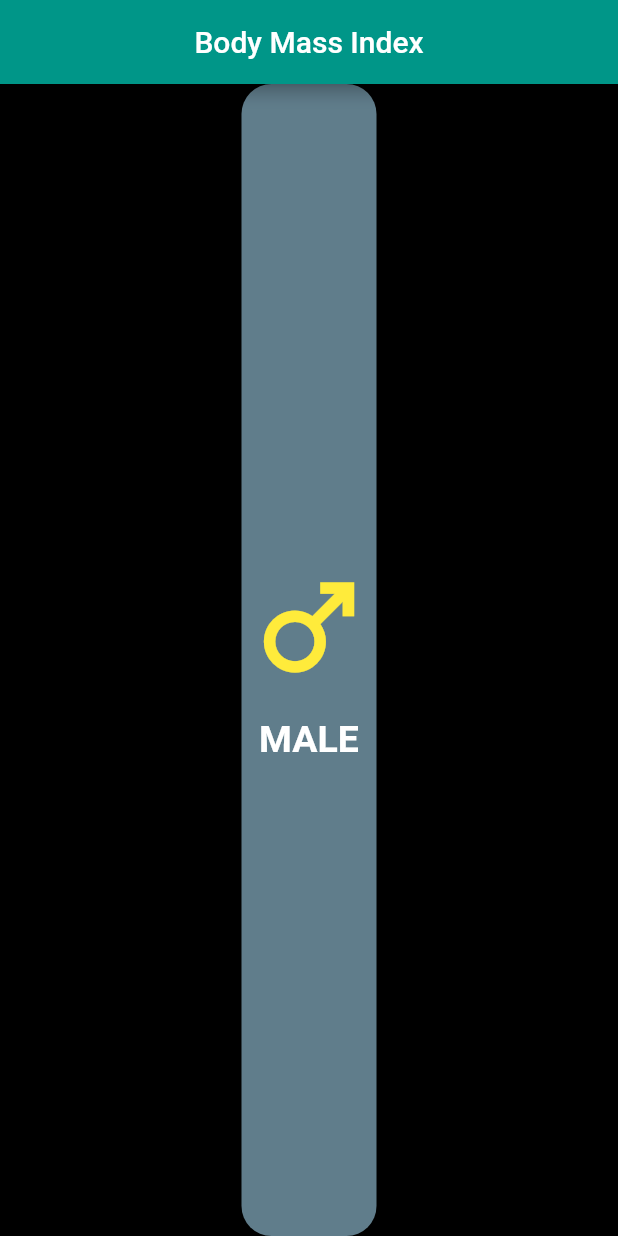
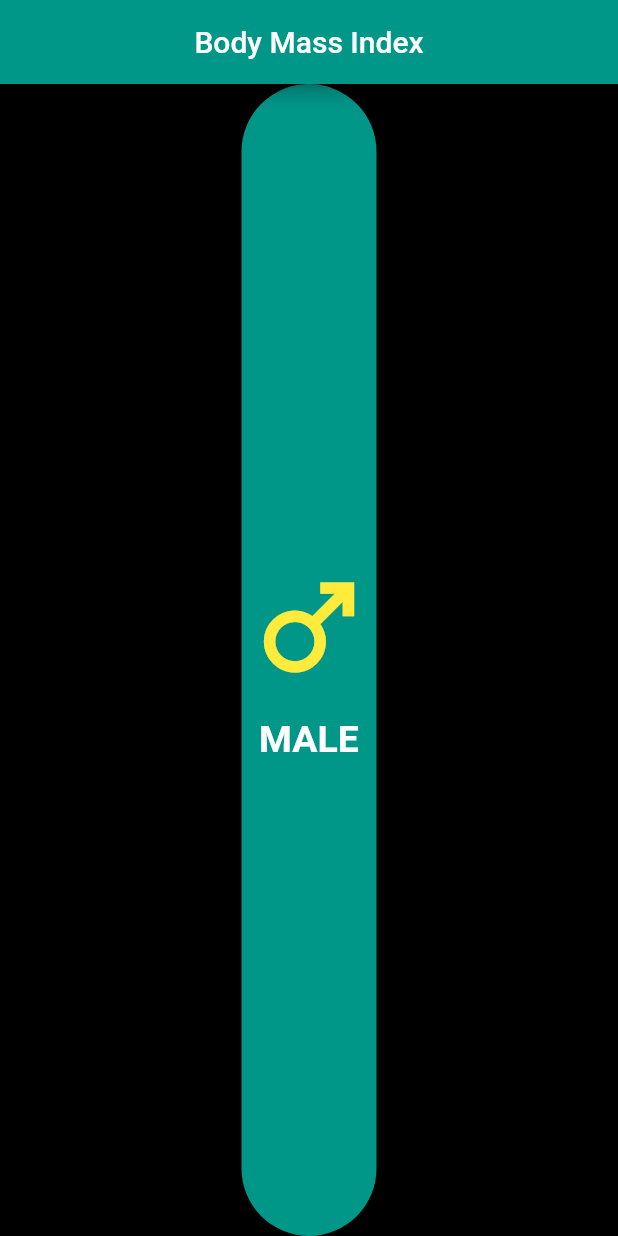
Before and after one commit to Devsaci/bmifoulaihapp, a Flutter app: the screen it shows after launch, on a phone screen of 412 x 824 dp. Run offline on Flutter 3.47's test engine with Material 2 defaults, Android fonts, the phone set to English and light mode, and no system bars.

Commit message:
m1Expanded(context)/ Refactor Extract Method

```diff
--- a/lib/home.dart
+++ b/lib/home.dart
@@ -8,7 +8,7 @@ class MyHomePage extends StatefulWidget {
 }
 
 class _MyHomePageState extends State<MyHomePage> {
-  bool isMale = false;
+  bool isMale = true;
   double heightVal = 170;
 
   int weight = 55;
@@ -29,10 +29,18 @@ class _MyHomePageState extends State<MyHomePage> {
                 isMale = true;
               });
             },
-            child: Expanded(
+            child: m1Expanded(context),
+          ),
+        ),
+      ),
+    );
+  }
+
+  Expanded m1Expanded(BuildContext context) {
+    return Expanded(
               child: Container(
             decoration: BoxDecoration(
-                borderRadius: BorderRadius.circular(20),
+              borderRadius: BorderRadius.circular(50),
               color: isMale? Colors.teal :Colors.blueGrey,
             ),
             child: Column(
@@ -48,10 +56,7 @@ class _MyHomePageState extends State<MyHomePage> {
                 )
               ],
             ),
-            )),
-          ),
-        ),
-      ),
+          )
           );
   }
 }
```
Lines whose indentation alone changed are shown as unchanged.
